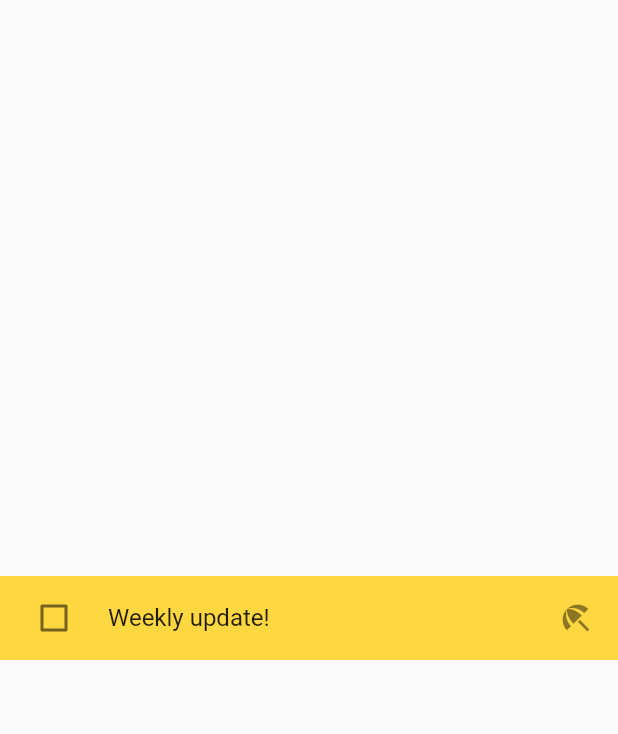
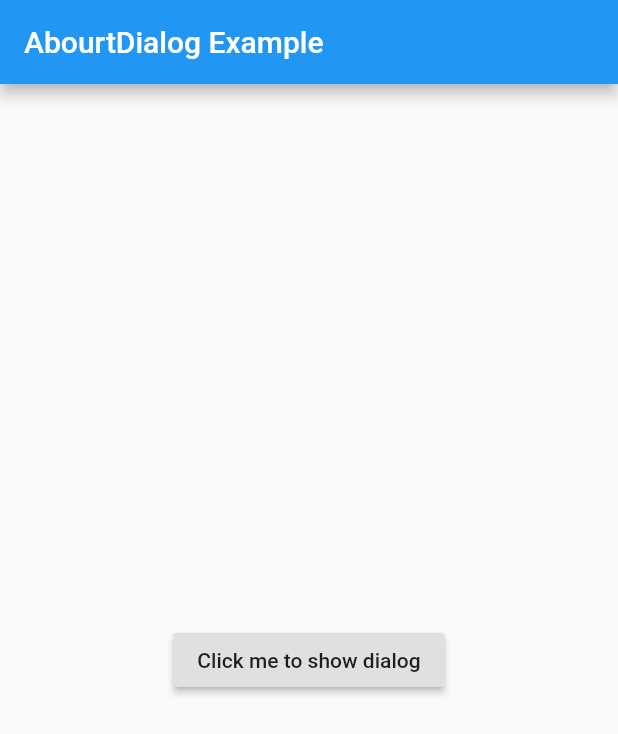
Before and after one commit to Izudinalqasam/flutterWidgetOfWeek, a Flutter app: the screen it shows after launch, on a phone screen of 412 x 824 dp. Shown: the top 734 px of the screen. Run offline on Flutter 3.47's test engine with Material 2 defaults, Android fonts, the phone set to English and light mode, and no system bars; our stand-ins replace cached_network_image, dotted_border.

Commit message:
Add Abort Dialog Example

```diff
--- /dev/null
+++ b/lib/AbortDialog/AbortDialogWidget.dart
@@ -0,0 +1,45 @@
+import 'package:flutter/foundation.dart';
+import 'package:flutter/material.dart';
+
+class AbortDialogWidget extends StatelessWidget {
+  @override
+  Widget build(BuildContext context) {
+
+    LicenseRegistry.addLicense(() async*{
+      yield LicenseRegistryWithLineBreak();
+    });
+
+    return Scaffold(
+      appBar: AppBar(title: Text("AbourtDialog Example")),
+      body: Center(
+        child: RaisedButton(
+            child: Text("Click me to show dialog"),
+            onPressed: () {
+              showAboutDialog(
+                  context: context,
+                  applicationVersion: '2.0.1',
+                  applicationIcon: Icon(Icons.account_box),
+                  applicationLegalese: "This is appliation legale field",
+                  children: [
+                    Container(
+                      margin: EdgeInsets.all(10),
+                      height: 200,
+                      width: 100,
+                      color: Colors.blue[200]
+                    )
+                  ]);
+            }),
+      ),
+    );
+  }
+}
+
+class LicenseRegistryWithLineBreak extends LicenseEntry {
+
+  @override
+  Iterable<String> get packages => ["String 1, String 2"];
+
+  @override
+  Iterable<LicenseParagraph> get paragraphs => [LicenseParagraph("This is paragraph which hopefully will be appeared in the application detail license", 10)];
+
+}
--- a/lib/main.dart
+++ b/lib/main.dart
@@ -1,4 +1,5 @@
 import 'package:flutter/material.dart';
+import 'package:flutter_widget_week/AbortDialog/AbortDialogWidget.dart';
 import 'package:flutter_widget_week/AbsorbPointer/AbsorbPointerWidget.dart';
 import 'package:flutter_widget_week/AlertDialog/CupertinoAlertDialogWidget.dart';
 import 'package:flutter_widget_week/AlertDialog/MaterialAlertDialogWidget.dart';
@@ -90,7 +91,7 @@ class MyApp extends StatelessWidget {
     return ColorModelContainer(
       child: MaterialApp(
         title: 'Flutter Demo',
-        home: CheckBoxListTileWidget(),
+        home: AbortDialogWidget(),
       ),
     );
   }
```
